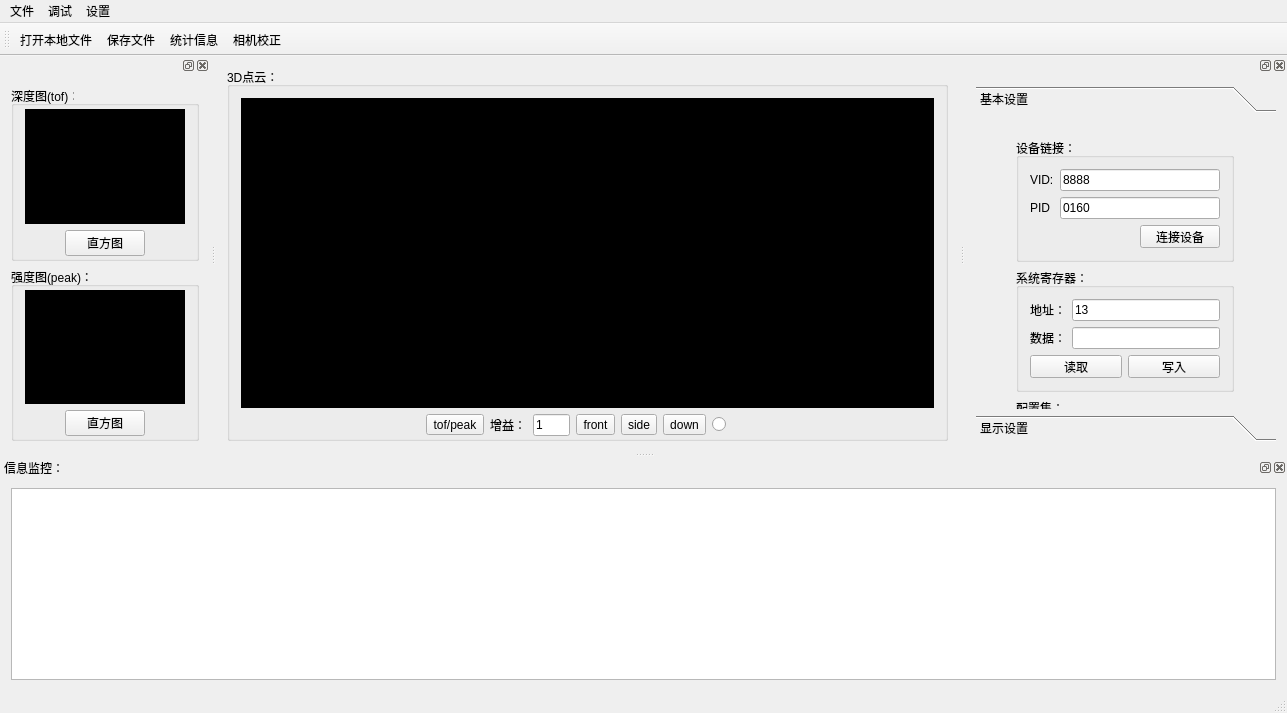
This is mainwindow.ui in heathen557/VI4310 as Qt 5 draws it before an edit. The edited form follows.
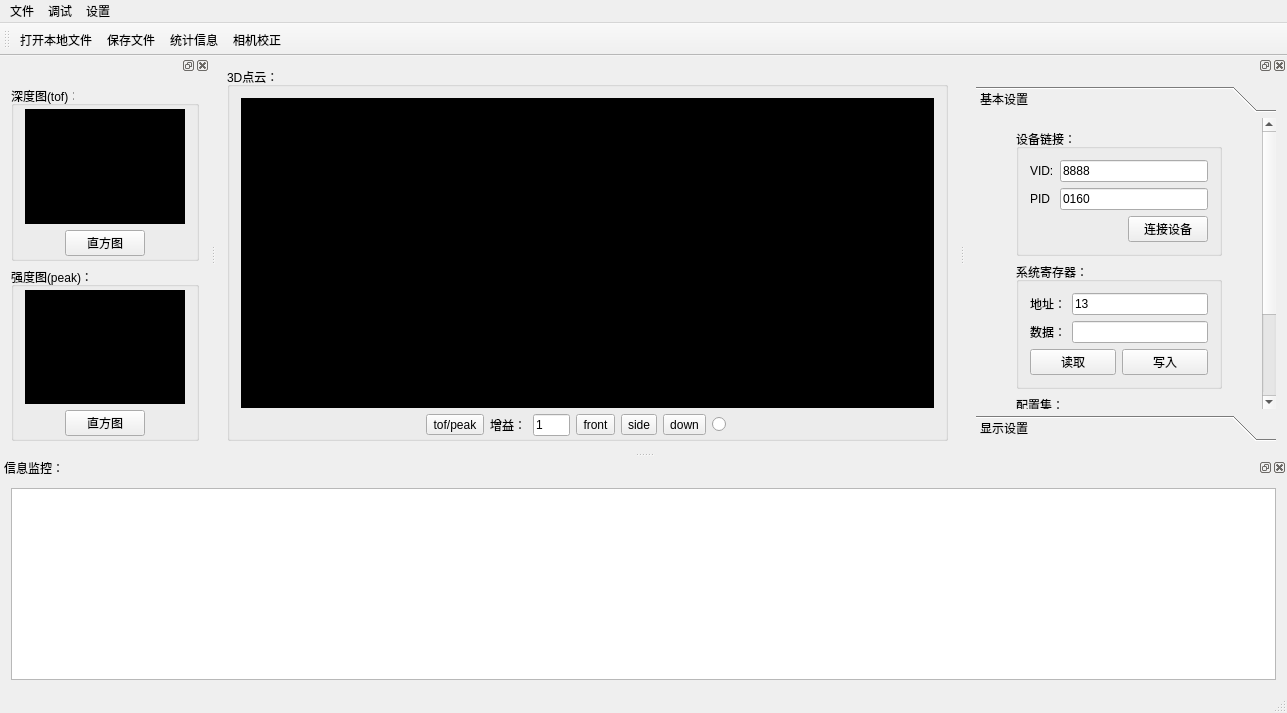
This is the edited form. Icons and pictures are not drawn. Custom widgets are drawn as their Qt base class.

Patch:
```diff
--- a/mainwindow.ui
+++ b/mainwindow.ui
@@ -349,34 +349,30 @@
           <x>0</x>
           <y>0</y>
           <width>300</width>
-          <height>415</height>
+          <height>422</height>
          </rect>
         </property>
         <attribute name="label">
          <string>基本设置</string>
         </attribute>
-        <widget class="QPushButton" name="play_pushButton">
-         <property name="geometry">
-          <rect>
-           <x>120</x>
-           <y>380</y>
-           <width>80</width>
-           <height>20</height>
-          </rect>
-         </property>
-         <property name="text">
-          <string>play</string>
-         </property>
-        </widget>
+        <layout class="QGridLayout" name="gridLayout_10" columnstretch="1,7,1">
+         <item row="0" column="0">
+          <spacer name="verticalSpacer">
+           <property name="orientation">
+            <enum>Qt::Vertical</enum>
+           </property>
+           <property name="sizeHint" stdset="0">
+            <size>
+             <width>20</width>
+             <height>401</height>
+            </size>
+           </property>
+          </spacer>
+         </item>
+         <item row="0" column="1">
+          <layout class="QVBoxLayout" name="verticalLayout">
+           <item>
         <widget class="QGroupBox" name="groupBox_6">
-         <property name="geometry">
-          <rect>
-           <x>40</x>
-           <y>20</y>
-           <width>218</width>
-           <height>124</height>
-          </rect>
-         </property>
          <property name="maximumSize">
           <size>
            <width>16777215</width>
@@ -455,15 +451,9 @@
           </item>
          </layout>
         </widget>
+           </item>
+           <item>
         <widget class="QGroupBox" name="groupBox_7">
-         <property name="geometry">
-          <rect>
-           <x>40</x>
-           <y>150</y>
-           <width>218</width>
-           <height>124</height>
-          </rect>
-         </property>
          <property name="maximumSize">
           <size>
            <width>16777215</width>
@@ -530,15 +520,9 @@
           </item>
          </layout>
         </widget>
+           </item>
+           <item>
         <widget class="QGroupBox" name="groupBox_8">
-         <property name="geometry">
-          <rect>
-           <x>40</x>
-           <y>280</y>
-           <width>218</width>
-           <height>89</height>
-          </rect>
-         </property>
          <property name="maximumSize">
           <size>
            <width>16777215</width>
@@ -569,6 +553,30 @@
           </item>
          </layout>
         </widget>
+           </item>
+           <item>
+            <widget class="QPushButton" name="play_pushButton">
+             <property name="text">
+              <string>play</string>
+             </property>
+            </widget>
+           </item>
+          </layout>
+         </item>
+         <item row="0" column="2">
+          <spacer name="verticalSpacer_2">
+           <property name="orientation">
+            <enum>Qt::Vertical</enum>
+           </property>
+           <property name="sizeHint" stdset="0">
+            <size>
+             <width>20</width>
+             <height>401</height>
+            </size>
+           </property>
+          </spacer>
+         </item>
+        </layout>
        </widget>
        <widget class="QWidget" name="page_2">
         <property name="geometry">
```
Left out of the diff: 8 changed lines with no effect on the pictures. Lines whose indentation alone changed are shown as unchanged.
